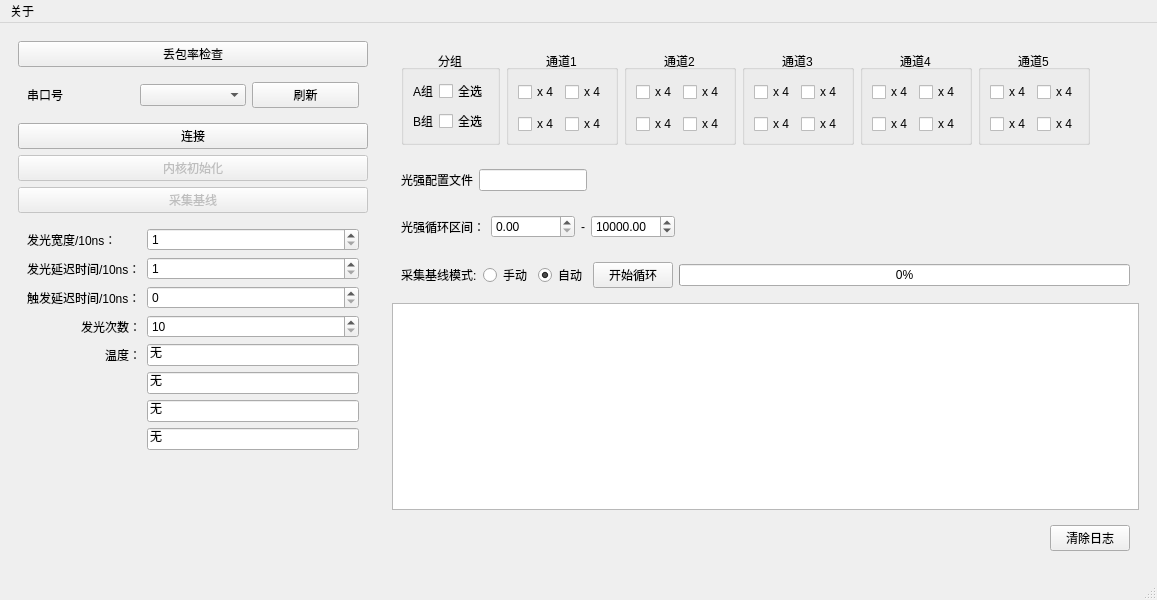
First picture: the form in mainwindow.ui, repository MrXiaomao/LEDControl2, before the edit.
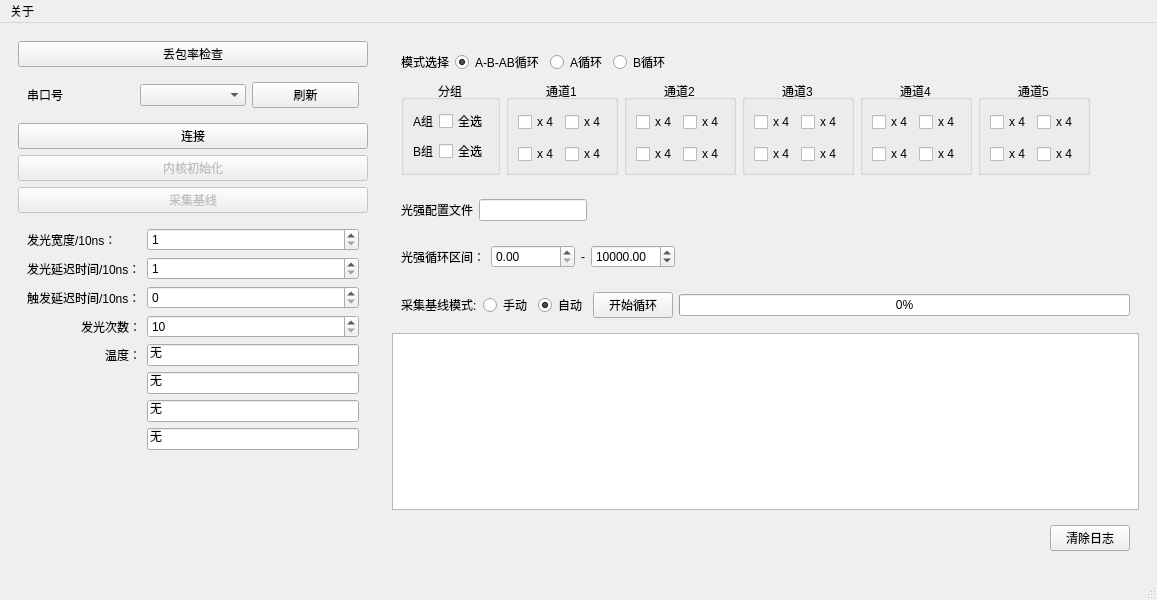
Second picture: the form after the edit.

Commit message: 增加两种模式，单独A循环，单独B循环。

The edit to the form file:
```diff
--- a/mainwindow.ui
+++ b/mainwindow.ui
@@ -233,9 +233,65 @@
     <item>
      <widget class="QWidget" name="widget_8" native="true">
       <layout class="QVBoxLayout" name="verticalLayout_2">
+       <item>
+        <widget class="QWidget" name="widget_10" native="true">
+         <layout class="QHBoxLayout" name="horizontalLayout_8">
+          <property name="bottomMargin">
+           <number>0</number>
+          </property>
+          <item>
+           <widget class="QLabel" name="label_12">
+            <property name="text">
+             <string>模式选择</string>
+            </property>
+           </widget>
+          </item>
+          <item>
+           <widget class="QRadioButton" name="radio_LoopAB">
+            <property name="text">
+             <string>A-B-AB循环</string>
+            </property>
+            <property name="checked">
+             <bool>true</bool>
+            </property>
+           </widget>
+          </item>
+          <item>
+           <widget class="QRadioButton" name="radio_LoopA">
+            <property name="text">
+             <string>A循环</string>
+            </property>
+           </widget>
+          </item>
+          <item>
+           <widget class="QRadioButton" name="radio_LoopB">
+            <property name="text">
+             <string>B循环</string>
+            </property>
+           </widget>
+          </item>
+          <item>
+           <spacer name="horizontalSpacer_5">
+            <property name="orientation">
+             <enum>Qt::Horizontal</enum>
+            </property>
+            <property name="sizeHint" stdset="0">
+             <size>
+              <width>40</width>
+              <height>20</height>
+             </size>
+            </property>
+           </spacer>
+          </item>
+         </layout>
+        </widget>
+       </item>
        <item>
         <widget class="QWidget" name="widget_7" native="true">
          <layout class="QHBoxLayout" name="horizontalLayout_5">
+          <property name="topMargin">
+           <number>0</number>
+          </property>
           <item>
            <widget class="QGroupBox" name="groupBox_6">
             <property name="title">
```
The commit also changes 8 other files.
